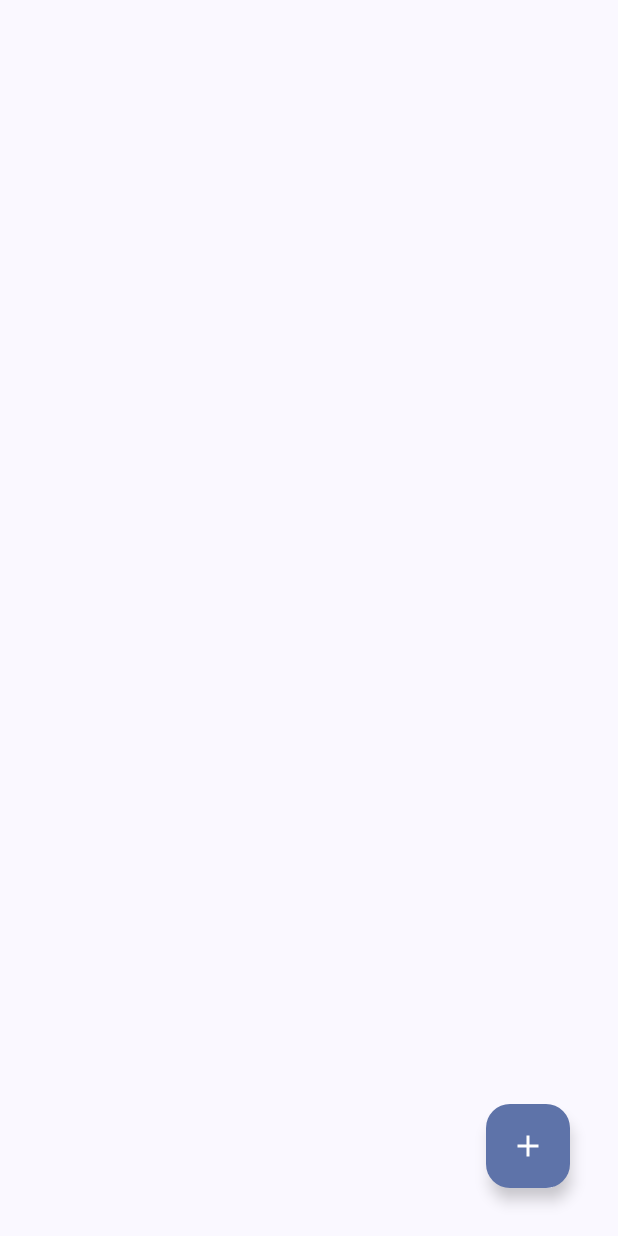
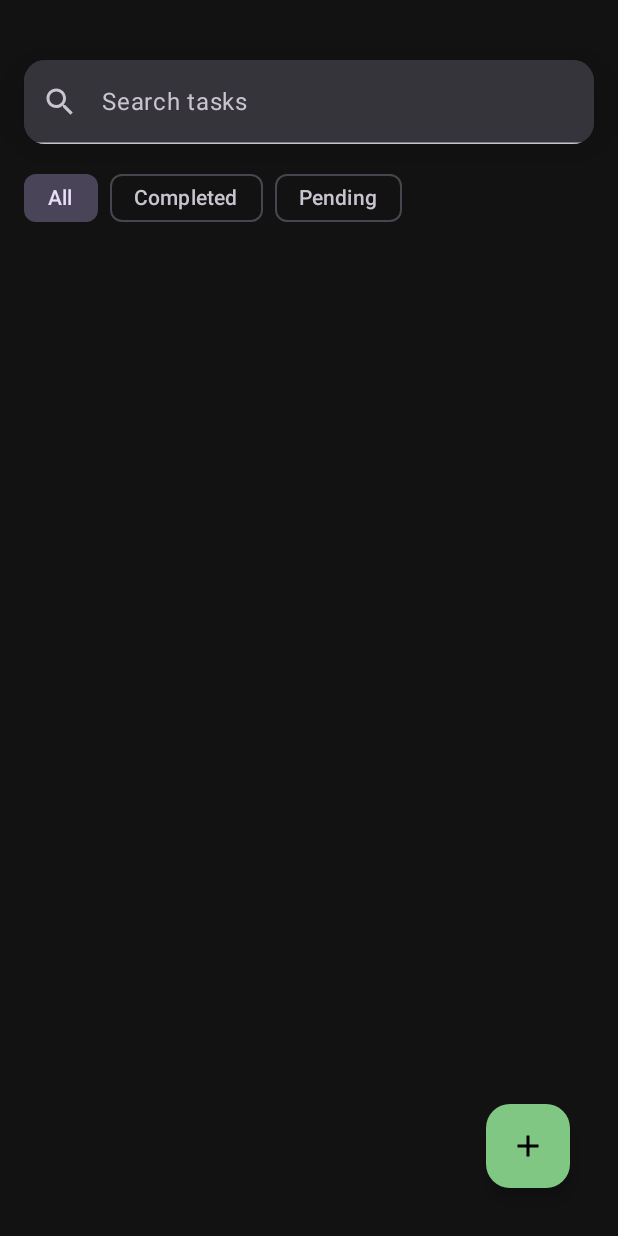
Before and after one commit to cherishmashankar/TaskWhiz, an Android app built with Jetpack Compose: the screen it shows after launch (MainActivity), on a phone screen of 412 x 824 dp. Run offline under Robolectric (Android 15) with nearby library versions, the phone set to English and light mode, and no system bars; our stand-ins replace Dagger/Hilt's generated code, Room's generated code.

Commit message:
Search bar and filterChip added and improved design

```diff
--- a/app/src/main/java/com/example/taskwhiz/presentation/ui/components/CompletionToggle.kt
+++ b/app/src/main/java/com/example/taskwhiz/presentation/ui/components/CompletionToggle.kt
@@ -51,7 +51,7 @@ fun CompletionToggle(
             .scale(scale)
             .clip(CircleShape)
             .border(
-                width = if (isCompleted) 0.dp else 2.dp,
+                width = if (isCompleted) 0.dp else 6.dp,
                 color = if (isCompleted) Color.Transparent else color,
                 shape = CircleShape
             )
--- a/app/src/main/java/com/example/taskwhiz/presentation/ui/components/TaskEditorBottomSheet.kt
+++ b/app/src/main/java/com/example/taskwhiz/presentation/ui/components/TaskEditorBottomSheet.kt
@@ -87,7 +87,7 @@ fun TaskEditorBottomSheet(
                         title = title,
                         colorCode = selectedColor,
                         taskItems = subtasks.filter { it.isNotBlank() },
-                        createdAt = task?.createdAt ?: System.currentTimeMillis(), // preserve on update
+                        createdAt = task?.createdAt ?: System.currentTimeMillis(),
                         isMessy = task?.isMessy ?: true,
                         priorityLevel = task?.priorityLevel ?: 0
                     )
--- a/app/src/main/java/com/example/taskwhiz/presentation/ui/screen/TaskListScreen.kt
+++ b/app/src/main/java/com/example/taskwhiz/presentation/ui/screen/TaskListScreen.kt
@@ -3,13 +3,26 @@ package com.example.taskwhiz.presentation.ui.screen
 
 import android.Manifest
 import android.os.Build
+import android.text.format.DateUtils
 import androidx.annotation.RequiresApi
 import androidx.annotation.RequiresPermission
+import androidx.compose.foundation.background
+import androidx.compose.foundation.layout.Arrangement
+import androidx.compose.foundation.layout.Column
+import androidx.compose.foundation.layout.Row
+import androidx.compose.foundation.layout.Spacer
+import androidx.compose.foundation.layout.fillMaxSize
+import androidx.compose.foundation.layout.fillMaxWidth
+import androidx.compose.foundation.layout.height
 import androidx.compose.foundation.layout.padding
 import androidx.compose.foundation.lazy.LazyColumn
+import androidx.compose.foundation.lazy.LazyRow
 import androidx.compose.foundation.lazy.items
+import androidx.compose.foundation.lazy.itemsIndexed
+import androidx.compose.foundation.shape.RoundedCornerShape
 import androidx.compose.material.icons.Icons
 import androidx.compose.material.icons.filled.Add
+import androidx.compose.material.icons.filled.Search
 import androidx.compose.material3.*
 import androidx.compose.runtime.*
 import androidx.compose.ui.Modifier
@@ -23,7 +36,9 @@ import androidx.compose.runtime.setValue
 import androidx.compose.runtime.getValue
 import androidx.compose.runtime.mutableStateOf
 import androidx.compose.runtime.remember
+import androidx.compose.ui.graphics.Color
 import com.example.taskwhiz.domain.model.Task
+import java.util.Calendar
 
 
 @RequiresApi(Build.VERSION_CODES.VANILLA_ICE_CREAM)
@@ -37,29 +52,128 @@ fun TaskListScreen(viewModel: TaskViewModel) {
     var showSheet by remember { mutableStateOf(false) }
     var selectedTask: Task? by remember { mutableStateOf(null) }
 
+    var searchQuery by remember { mutableStateOf("") }
+    var selectedStatus by remember { mutableStateOf("All") }
+    var selectedDateFilter by remember { mutableStateOf("All Dates") }
+
+    val statusFilters = listOf("All", "Completed", "Pending")
+    val dateFilters = listOf("All Dates", "Today", "This Week", "Overdue")
 
 
-// Scaffold for task list
     Scaffold(
         floatingActionButton = {
             FloatingActionButton(
                 onClick = {
-                    // For adding, ensure selectedTask is null
                     selectedTask = null
                     showSheet = true
                 },
-                modifier = Modifier.padding(16.dp)
+                modifier = Modifier.padding(16.dp),
+                containerColor = MaterialTheme.colorScheme.primary,
+                contentColor = MaterialTheme.colorScheme.onPrimary
+
             ) {
-                Icon(Icons.Default.Add, contentDescription = "Add")
+                Icon(Icons.Default.Add,
+                    contentDescription = "Add",
+                    )
             }
         }
     ) { paddingValues ->
-        LazyColumn(modifier = Modifier.padding(paddingValues)) {
-            items(tasks) { task ->
+        Column(
+            modifier = Modifier
+                .fillMaxSize()
+                .padding(paddingValues)
+                  .background(MaterialTheme.colorScheme.background)
+        ) {
+
+            Spacer(Modifier.height(32.dp))
+
+            Card(
+                modifier = Modifier
+                    .fillMaxWidth()
+                    .padding(horizontal = 16.dp, vertical = 8.dp),
+                shape = RoundedCornerShape(25),
+                elevation = CardDefaults.cardElevation(defaultElevation = 16.dp)
+            ) {
+                TextField(
+                    value = searchQuery,
+                    onValueChange = { searchQuery = it },
+                    modifier = Modifier.fillMaxWidth(),
+                    placeholder = { Text("Search tasks") },
+                    leadingIcon = {
+                        Icon(
+                            imageVector = Icons.Default.Search,
+                            contentDescription = "Search"
+                        )
+                    },
+                    singleLine = true,
+/*                    colors = TextFieldDefaults.textFieldColors(
+                        containerColor = MaterialTheme.colorScheme.surface,
+                        unfocusedIndicatorColor = Color.Transparent,
+                        focusedIndicatorColor = Color.Transparent
+                    )*/
+                )
+            }
+
+
+            LazyRow(
+                modifier = Modifier
+                    .fillMaxWidth()
+                    .padding(horizontal = 16.dp, vertical = 4.dp),
+                horizontalArrangement = Arrangement.spacedBy(8.dp)
+            ) {
+                items(statusFilters) { filter ->
+                    FilterChip(
+                        selected = selectedStatus == filter,
+                        onClick = { selectedStatus = filter },
+                        label = { Text(filter) }
+                    )
+                }
+            }
+
+/*            // Date Filter Chips
+            LazyRow(
+                modifier = Modifier
+                    .fillMaxWidth()
+                    .padding(horizontal = 16.dp, vertical = 4.dp),
+                horizontalArrangement = Arrangement.spacedBy(8.dp)
+            ) {
+                items(dateFilters) { filter ->
+                    FilterChip(
+                        selected = selectedDateFilter == filter,
+                        onClick = { selectedDateFilter = filter },
+                        label = { Text(filter) }
+                    )
+                }
+            }*/
+
+            // Filter + Search Logic
+            val filteredTasks = tasks.filter { task ->
+                val matchesSearch = task.title.contains(searchQuery, ignoreCase = true)
+
+                val matchesStatus = when (selectedStatus) {
+                    "Completed" -> task.isCompleted
+                    "Pending" -> !task.isCompleted
+                    else -> true
+                }
+
+                val matchesDate = when (selectedDateFilter) {
+                    "Today" -> task.dueAt?.let { android.text.format.DateUtils.isToday(it) } ?: false
+                    "This Week" -> task.dueAt?.let { com.example.taskwhiz.utils.isThisWeek(it) } ?: false
+                    "Overdue" -> task.dueAt?.let { it < System.currentTimeMillis() } ?: false
+                    else -> true
+                }
+
+                matchesSearch && matchesStatus && matchesDate
+            }
+
+
+                LazyColumn(
+                    modifier = Modifier.fillMaxWidth()
+                ) {
+                    itemsIndexed(filteredTasks) { index, task ->
                         TaskItem(
                             task = task,
                             onEditClick = { clickedTask ->
-
                                 selectedTask = clickedTask
                                 showSheet = true
                             },
@@ -70,14 +184,17 @@ fun TaskListScreen(viewModel: TaskViewModel) {
                                 viewModel.toggleTaskCompletion(task)
                             }
                         )
-            }
+
                     }
                 }
 
-// Bottom Sheet for Add / Edit Task
+            Spacer(Modifier.height(16.dp))
+        }
+    }
+
     if (showSheet) {
         TaskEditorBottomSheet(
-            task = selectedTask, // null → add, not null → edit
+            task = selectedTask,
             onSave = { newTask ->
                 viewModel.addNewTask(newTask)
                 showSheet = false
@@ -89,5 +206,4 @@ fun TaskListScreen(viewModel: TaskViewModel) {
             onDismiss = { showSheet = false }
         )
     }
-
 }
--- a/app/src/main/java/com/example/taskwhiz/presentation/ui/theme/Theme.kt
+++ b/app/src/main/java/com/example/taskwhiz/presentation/ui/theme/Theme.kt
@@ -10,50 +10,44 @@ import androidx.compose.material3.dynamicLightColorScheme
 import androidx.compose.material3.lightColorScheme
 import androidx.compose.runtime.Composable
 import androidx.compose.ui.graphics.Color
-import androidx.compose.ui.platform.LocalContext
 
 
-// Light Theme Colors
+
+
+
 private val LightColorScheme = lightColorScheme(
-    primary = Color(0xFF4CAF50),             // Green primary
+    primary = Color(0xFF2E7D32),       // Rich green - primary actions
     onPrimary = Color.White,
-    background = Color(0xFFF9F9F9),           // Soft off-white
-    surface = Color.White,
-    onSurface = Color(0xFF333333),            // Dark text
-    secondary = Color(0xFFFF9800),            // Accent (orange)
+    background = Color(0xFFF7F7F7),    // Light neutral gray (screen background)
+    onBackground = Color(0xFF1C1C1C),
+    surface = Color(0x94FFFFFF).copy(alpha = 0.9f), // Softer white, slightly translucent look
+    onSurface = Color(0xFF1C1C1C),
+    secondary = Color(0xFFFB8C00),     // Warm orange accent
     onSecondary = Color.White,
-    error = Color(0xFFD32F2F),
+    error = Color(0xFFE53935),
     onError = Color.White
 )
 
-// Dark Theme Colors
+
 private val DarkColorScheme = darkColorScheme(
-    primary = Color(0xFF81C784),              // Lighter green
+    primary = Color(0xFF81C784),        // Light green - good contrast on dark
     onPrimary = Color.Black,
-    background = Color(0xFF121212),           // Dark background
-    surface = Color(0xFF1E1E1E),              // Card-like surface
-    onSurface = Color.White,
-    secondary = Color(0xFFFFB74D),
+    background = Color(0xFF121212),     // Deep dark gray (main background)
+    onBackground = Color(0xFFE0E0E0),
+    surface = Color(0xFF1E1E1E).copy(alpha = 0.95f), // Softer dark card surface
+    onSurface = Color(0xFFE0E0E0),
+    secondary = Color(0xFFFFB74D),      // Amber accent
     onSecondary = Color.Black,
     error = Color(0xFFEF5350),
     onError = Color.Black
 )
+
 @Composable
 fun TaskWhizTheme(
     darkTheme: Boolean = isSystemInDarkTheme(),
-    // Dynamic color is available on Android 12+
-    dynamicColor: Boolean = true,
     content: @Composable () -> Unit
 ) {
-    val colorScheme = when {
-        dynamicColor && Build.VERSION.SDK_INT >= Build.VERSION_CODES.S -> {
-            val context = LocalContext.current
-            if (darkTheme) dynamicLightColorScheme(context) else dynamicLightColorScheme(context)
-        }
-
-        darkTheme -> LightColorScheme
-        else -> LightColorScheme
-    }
+    val colorScheme = if (darkTheme) DarkColorScheme else DarkColorScheme
 
     MaterialTheme(
         colorScheme = colorScheme,
```
Also changed, not shown: app/src/main/java/com/example/taskwhiz/presentation/ui/components/TaskItem.kt (+22 -49 lines), app/src/main/java/com/example/taskwhiz/utils/DateExtensions.kt (added, +16 -0 lines). Lines whose indentation alone changed are shown as unchanged.
